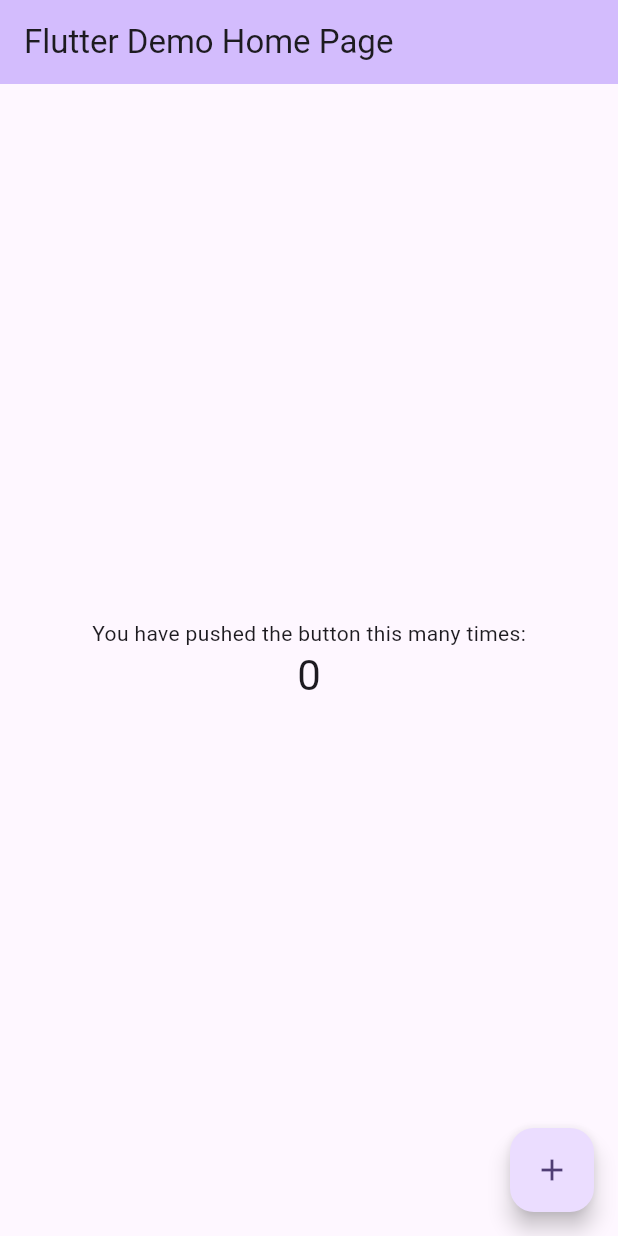
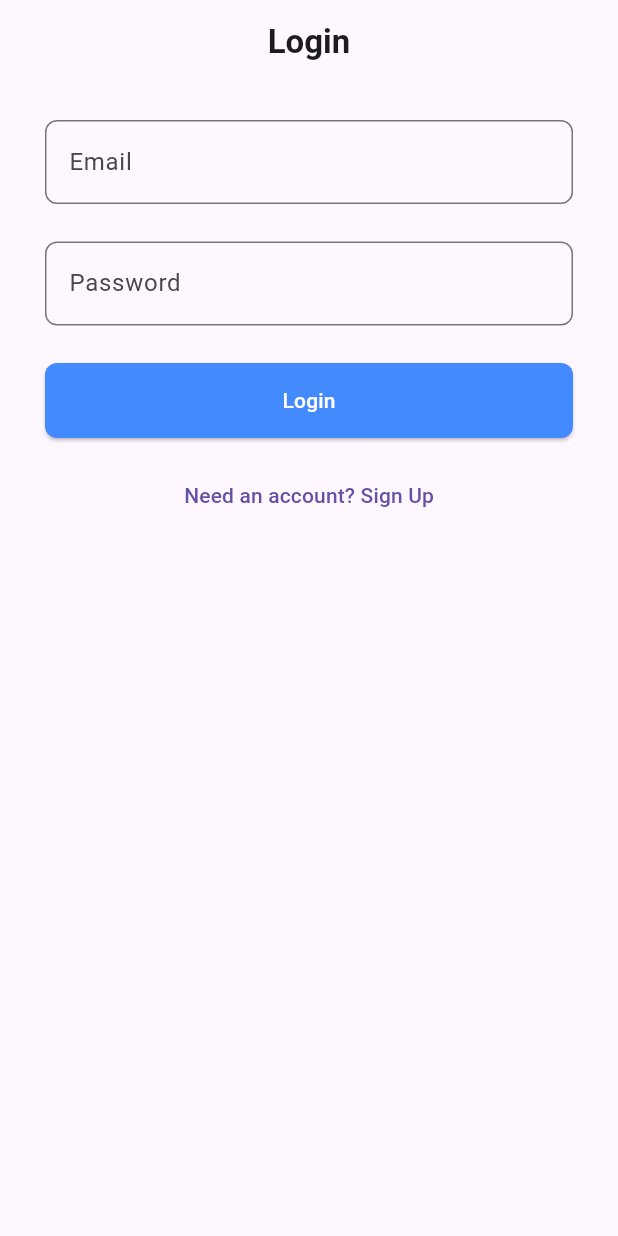
Before and after one commit to degide/notes, a Flutter app: the screen it shows after launch, on a phone screen of 412 x 824 dp. Run offline on Flutter 3.47's test engine with Material 3 defaults, Android fonts, the phone set to English and light mode, and no system bars; our stand-ins replace cloud_firestore, firebase_auth, firebase_core; accounts and stored records are empty.

Commit message:
Implemented auth and home screens and added them to main along with validators

```diff
--- a/lib/main.dart
+++ b/lib/main.dart
@@ -1,71 +1,33 @@
 import 'package:flutter/material.dart';
+import 'package:notes/firebase_options.dart';
 import 'package:firebase_core/firebase_core.dart';
-import 'package:notes/firebase_options.dart';
+import 'package:notes/providers/notes_provider.dart';
+import 'package:notes/screens/auth_screen.dart';
+import 'package:notes/screens/home_screen.dart';
+import 'package:provider/provider.dart';
 
 void main() async {
   WidgetsFlutterBinding.ensureInitialized();
   await Firebase.initializeApp(
     options: DefaultFirebaseOptions.currentPlatform,
   );
-  runApp(const MyApp());
+  runApp(NotesApp());
 }
 
-class MyApp extends StatelessWidget {
-  const MyApp({super.key});
+class NotesApp extends StatelessWidget {
+  const NotesApp({super.key});
 
   @override
   Widget build(BuildContext context) {
-    return MaterialApp(
-      title: 'Flutter Demo',
-      theme: ThemeData(
-        colorScheme: ColorScheme.fromSeed(seedColor: Colors.deepPurple),
-      ),
-      home: const MyHomePage(title: 'Flutter Demo Home Page'),
-    );
-  }
-}
-
-class MyHomePage extends StatefulWidget {
-  const MyHomePage({super.key, required this.title});
-
-  final String title;
-
-  @override
-  State<MyHomePage> createState() => _MyHomePageState();
-}
-
-class _MyHomePageState extends State<MyHomePage> {
-  int _counter = 0;
-
-  void _incrementCounter() {
-    setState(() {
-      _counter++;
-    });
-  }
-
-  @override
-  Widget build(BuildContext context) {
-    return Scaffold(
-      appBar: AppBar(
-        backgroundColor: Theme.of(context).colorScheme.inversePrimary,
-        title: Text(widget.title),
-      ),
-      body: Center(
-        child: Column(
-          mainAxisAlignment: MainAxisAlignment.center,
-          children: <Widget>[
-            const Text('You have pushed the button this many times:'),
-            Text(
-              '$_counter',
-              style: Theme.of(context).textTheme.headlineMedium,
-            ),
-          ],
-        ),
-      ),
-      floatingActionButton: FloatingActionButton(
-        onPressed: _incrementCounter,
-        tooltip: 'Increment',
-        child: const Icon(Icons.add),
+    return ChangeNotifierProvider(
+      create: (_) => NoteProvider(),
+      child: MaterialApp(
+        debugShowCheckedModeBanner: false,
+        navigatorKey: navigatorKey,
+        routes: {
+          '/': (context) => AuthScreen(),
+          '/home': (context) => HomeScreen(),
+        },
       ),
     );
   }
--- /dev/null
+++ b/lib/screens/auth_screen.dart
@@ -0,0 +1,143 @@
+import 'package:flutter/material.dart';
+import 'package:firebase_auth/firebase_auth.dart';
+import 'package:notes/validators/validators.dart';
+
+class AuthScreen extends StatefulWidget {
+  const AuthScreen({super.key});
+
+  @override
+  State<AuthScreen> createState() => _AuthScreenState();
+}
+
+class _AuthScreenState extends State<AuthScreen> {
+  final _auth = FirebaseAuth.instance;
+  final _formKey = GlobalKey<FormState>();
+  final _emailController = TextEditingController();
+  final _passwordController = TextEditingController();
+  bool _isSignup = false;
+  bool _isLoading = false;
+
+  Future<void> _submit(BuildContext context) async {
+    if (!_formKey.currentState!.validate()) {
+      return;
+    }
+    setState(() => _isLoading = true);
+    try {
+      if (_isSignup) {
+        await _auth.createUserWithEmailAndPassword(
+          email: _emailController.text,
+          password: _passwordController.text,
+        );
+      } else {
+        await _auth.signInWithEmailAndPassword(
+          email: _emailController.text,
+          password: _passwordController.text,
+        );
+      }
+      if(context.mounted) {
+        Navigator.pushReplacementNamed(context, '/home');
+      }
+    } on FirebaseAuthException catch (e) {
+      if(context.mounted) {
+        ScaffoldMessenger.of(context).showSnackBar(
+          SnackBar(content: Text(e.message ?? 'Authentication failed')),
+        );
+      }
+    } catch (e) {
+      if(context.mounted) {
+        ScaffoldMessenger.of(context).showSnackBar(
+          SnackBar(content: Text('An error occurred')),
+        );
+      }
+    } finally {
+      setState(() => _isLoading = false);
+    }
+  }
+
+  @override
+  void dispose() {
+    _emailController.dispose();
+    _passwordController.dispose();
+    super.dispose();
+  }
+
+  @override
+  Widget build(BuildContext context) {
+    return Scaffold(
+      appBar: AppBar(
+        title: Text(
+          _isSignup ? 'Sign Up' : 'Login',
+          style: TextStyle(fontWeight: FontWeight.bold),
+        ),
+        centerTitle: true,
+      ),
+      body: SafeArea(
+        child: Padding(
+          padding: EdgeInsets.symmetric(horizontal: 30, vertical: 24.0),
+          child: Form(
+            key: _formKey,
+            child: Column(
+              children: [
+                TextFormField(
+                  controller: _emailController,
+                  decoration: InputDecoration(
+                    labelText: 'Email',
+                    border: OutlineInputBorder(
+                      borderRadius: BorderRadius.circular(8.0),
+                    ),
+                  ),
+                  keyboardType: TextInputType.emailAddress,
+                  validator: Validators.emailValidator,
+                  onEditingComplete: () {
+                    _formKey.currentState?.validate();
+                  },
+                ),
+                const SizedBox(height: 25),
+                TextFormField(
+                  controller: _passwordController,
+                  decoration: InputDecoration(
+                    labelText: 'Password',
+                    border: OutlineInputBorder(
+                      borderRadius: BorderRadius.circular(8.0),
+                    ),
+                  ),
+                  obscureText: true,
+                  validator: Validators.passwordValidator,
+                  onEditingComplete: () {
+                    _formKey.currentState?.validate();
+                  },
+                ),
+                Padding(
+                  padding: EdgeInsets.only(top: 25, bottom: 14),
+                  child:
+                      _isLoading
+                          ? CircularProgressIndicator()
+                          : ElevatedButton(
+                            onPressed: () => _submit(context),
+                            style: ElevatedButton.styleFrom(
+                              minimumSize: Size(double.infinity, 50),
+                              backgroundColor: Colors.blueAccent,
+                              foregroundColor: Colors.white,
+                              shape: RoundedRectangleBorder(
+                                borderRadius: BorderRadius.circular(8.0),
+                              ),
+                            ),
+                            child: Text(_isSignup ? 'Sign Up' : 'Login'),
+                          ),
+                ),
+                TextButton(
+                  onPressed: () => setState(() => _isSignup = !_isSignup),
+                  child: Text(
+                    _isSignup
+                        ? 'Already have an account? Login'
+                        : 'Need an account? Sign Up',
+                  ),
+                ),
+              ],
+            ),
+          ),
+        ),
+      ),
+    );
+  }
+}
--- /dev/null
+++ b/lib/validators/validators.dart
@@ -0,0 +1,28 @@
+class Validators {
+  static String? emailValidator(String? value) {
+    if (value == null || value.isEmpty) {
+      return 'Please enter your email';
+    }
+    if (!RegExp(r'^[^@]+@[^@]+\.[^@]+').hasMatch(value)) {
+      return 'Please enter a valid email address';
+    }
+    return null;
+  }
+
+  static String? passwordValidator(String? value) {
+    if (value == null || value.isEmpty) {
+      return 'Please enter your password';
+    }
+    if (value.length < 6) {
+      return 'Password must be at least 6 characters long';
+    }
+    return null;
+  }
+
+  static String? noteValidator(String? value) {
+    if (value == null || value.isEmpty) {
+      return 'Please enter a note';
+    }
+    return null;
+  }
+}
```
Also changed, not shown: lib/screens/home_screen.dart (added, +209 -0 lines).
